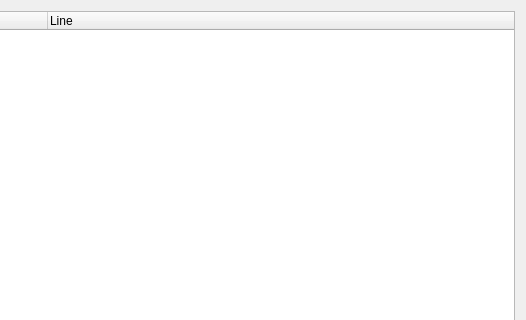
This is Plugins/VcsPlugins/vcsPySvn/SvnBlameDialog.ui in testmana2/test as Qt 5 draws it before an edit; both pictures show x 164 to 690 and y 0 to 320 of the 690 by 750 pixel window. The edited form follows.
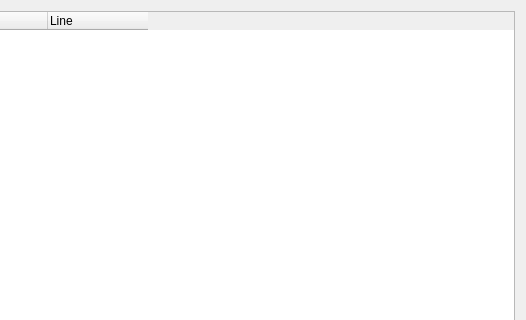
This is the edited form.

Commit message: Fixed a few issues with the subversion blame dialogs.

Patch:
```diff
--- a/Plugins/VcsPlugins/vcsPySvn/SvnBlameDialog.ui
+++ b/Plugins/VcsPlugins/vcsPySvn/SvnBlameDialog.ui
@@ -36,6 +36,12 @@
      <property name="itemsExpandable" >
       <bool>false</bool>
      </property>
+     <attribute name="headerStretchLastSection">
+      <bool>false</bool>
+     </attribute>
+     <attribute name="headerStretchLastSection">
+      <bool>false</bool>
+     </attribute>
      <column>
       <property name="text" >
        <string>Revision</string>
```
Left out of the diff: 57 changed lines with no effect on the pictures. The commit also changes 3 other files.
